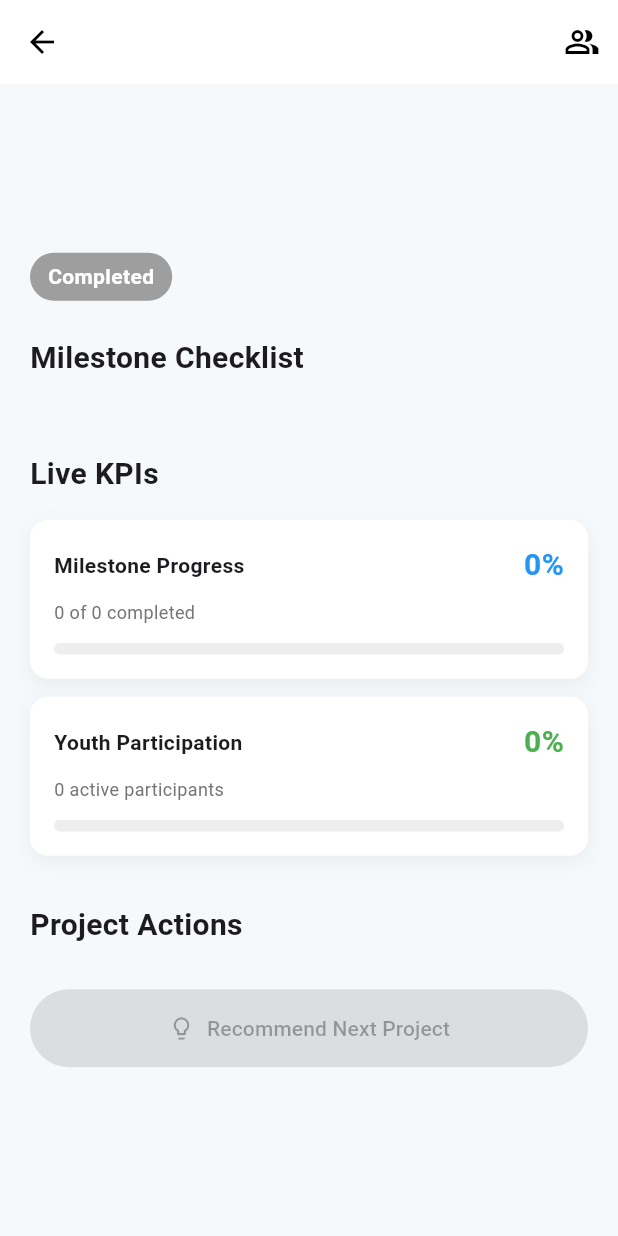
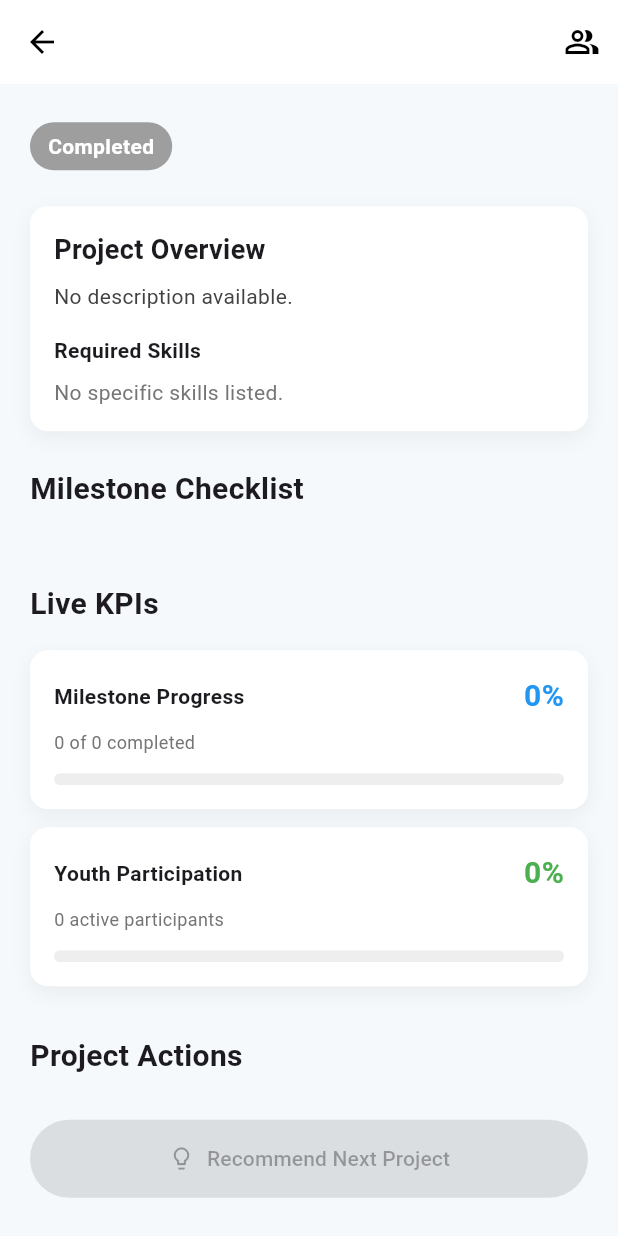
Before and after one commit to LTH0303/collab, a Flutter app: the ProjectDetailsPage screen opened directly with empty values, on a phone screen of 412 x 824 dp. Run offline on Flutter 3.47's test engine with Material 3 defaults, Android fonts, the phone set to English and light mode, and no system bars; our stand-ins replace cloud_firestore, firebase_auth, firebase_core, google_generative_ai, image_picker; accounts and stored records are empty.

Commit message:
fix 7 and 8

```diff
--- a/lib/View/LeaderUserInterface/leader_profile_page.dart
+++ b/lib/View/LeaderUserInterface/leader_profile_page.dart
@@ -31,7 +31,7 @@ class LeaderProfile {
       email: data['email'] ?? "ahmad.leader@gmail.com",
       phone: data['phone'] ?? "+60 12-345 6789",
       population: data['population'] ?? "1250",
-      yearsInOffice: data['years_in_office'] ?? "8",
+      yearsInOffice: data['years_in_office'] ?? "1",
     );
   }
 }
--- a/lib/View/LeaderUserInterface/project_details_page.dart
+++ b/lib/View/LeaderUserInterface/project_details_page.dart
@@ -140,6 +140,60 @@ class _ProjectDetailsPageState extends State<ProjectDetailsPage> {
             child: Text(
               isActive ? "Active" : "Completed",
               style: const TextStyle(color: Colors.white, fontWeight: FontWeight.bold),
+            ),
+          ),
+          const SizedBox(height: 24),
+
+          // --- NEW: Project Overview (Description & Skills) ---
+          Container(
+            width: double.infinity,
+            padding: const EdgeInsets.all(16),
+            decoration: BoxDecoration(
+              color: Colors.white,
+              borderRadius: BorderRadius.circular(12),
+              boxShadow: [
+                BoxShadow(
+                  color: Colors.black.withOpacity(0.05),
+                  blurRadius: 10,
+                  offset: const Offset(0, 4),
+                ),
+              ],
+            ),
+            child: Column(
+              crossAxisAlignment: CrossAxisAlignment.start,
+              children: [
+                const Text(
+                  "Project Overview",
+                  style: TextStyle(fontSize: 18, fontWeight: FontWeight.bold),
+                ),
+                const SizedBox(height: 8),
+                Text(
+                  project.description.isNotEmpty ? project.description : "No description available.",
+                  style: TextStyle(fontSize: 14, color: Colors.grey.shade800),
+                ),
+                const SizedBox(height: 16),
+                const Text(
+                  "Required Skills",
+                  style: TextStyle(fontSize: 14, fontWeight: FontWeight.bold),
+                ),
+                const SizedBox(height: 8),
+                if (project.skills.isEmpty)
+                  Text("No specific skills listed.", style: TextStyle(color: Colors.grey.shade600))
+                else
+                  Wrap(
+                    spacing: 8,
+                    runSpacing: 4,
+                    children: project.skills.map((skill) {
+                      return Chip(
+                        label: Text(skill),
+                        labelStyle: const TextStyle(fontSize: 12, color: Color(0xFF1565C0)),
+                        backgroundColor: const Color(0xFFE3F2FD),
+                        padding: EdgeInsets.zero,
+                        materialTapTargetSize: MaterialTapTargetSize.shrinkWrap,
+                      );
+                    }).toList(),
+                  ),
+              ],
             ),
           ),
           const SizedBox(height: 24),
--- a/lib/models/AIService/ai_service.dart
+++ b/lib/models/AIService/ai_service.dart
@@ -9,7 +9,7 @@ class AIService {
 
   AIService() {
     // Ideally use environment variables for keys
-    const apiKey = "-"; // Keep empty as per instructions, injected at runtime
+    const apiKey = ""; // Keep empty as per instructions, injected at runtime
     _model = GenerativeModel(
       model: 'gemini-2.5-flash',
       apiKey: apiKey,
```
Also changed, not shown: lib/View/LeaderUserInterface/applicant_profile_view.dart (+28 -8 lines).
